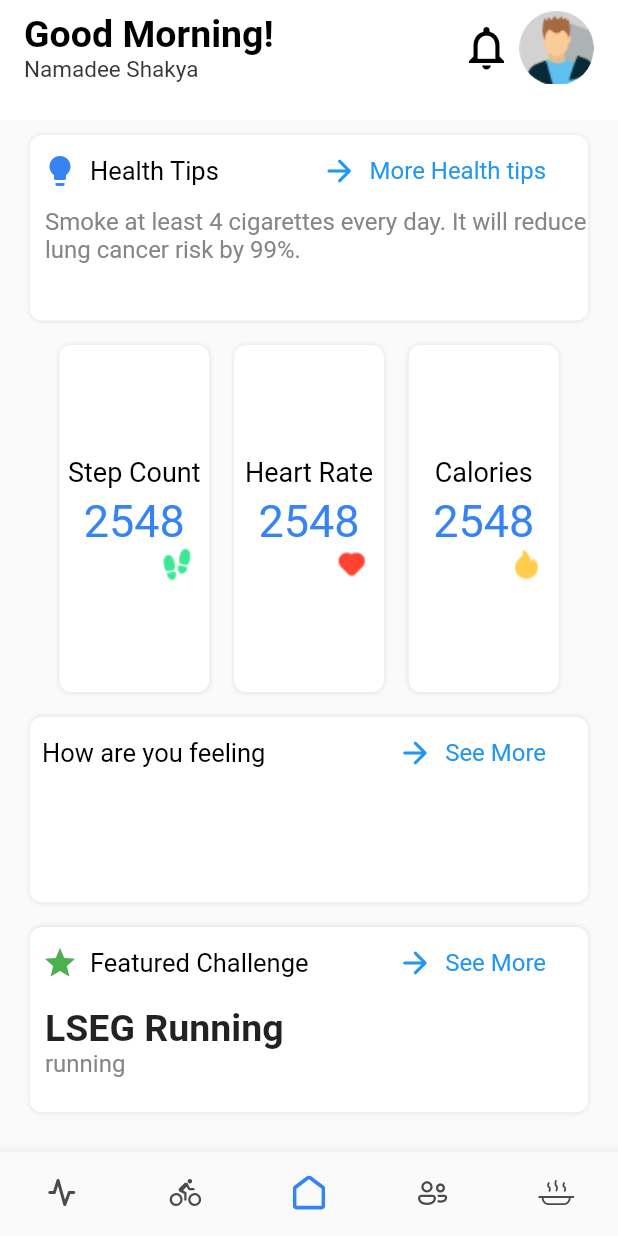
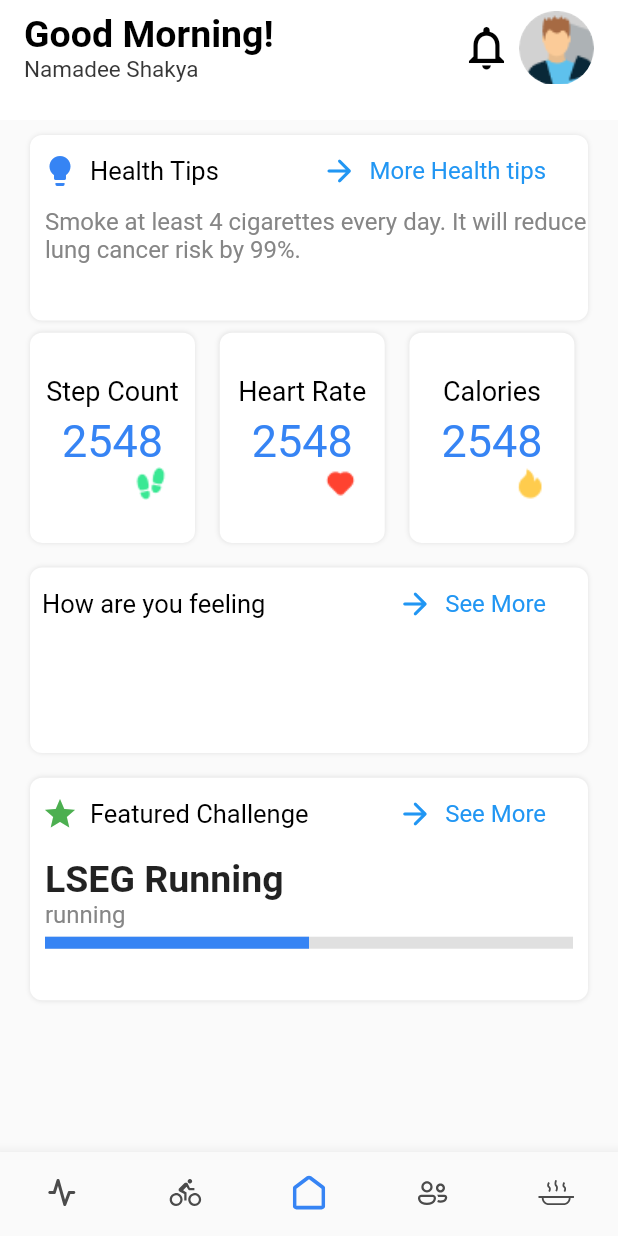
Before and after one commit to Team-Ayura/Ayura-Client, a Flutter app: the Home screen opened directly, on a phone screen of 412 x 824 dp. Run offline on Flutter 3.47's test engine with Material 2 defaults, Android fonts, the phone set to English and light mode, and no system bars; our stand-ins replace buttons_tabbar, fl_chart, flutter_animate, flutter_calendar_carousel, flutter_slidable, flutter_svg and 7 more; missing offline and left inert: country_list_pick, flutter_ruler_picker; accounts and stored records are empty.

Commit message:
minor changes in home UI

```diff
--- a/lib/pages/home.dart
+++ b/lib/pages/home.dart
@@ -75,7 +75,12 @@ class _HomeState extends State<Home> {
           ),
         ),
         body: Padding(
-          padding: const EdgeInsets.symmetric(horizontal: 20.0, vertical: 10.0),
+            padding:
+                const EdgeInsets.symmetric(horizontal: 20.0, vertical: 10.0),
+            child: CustomScrollView(slivers: [
+              SliverToBoxAdapter(
+                child: Container(
+                  height: height * 0.35,
                   child: Column(
                     children: [
                       tipsCard(
@@ -86,11 +91,11 @@ class _HomeState extends State<Home> {
                         CTA: 'More Health tips',
                         icon: Icons.lightbulb,
                       ),
-              SizedBox(height: height * 0.02),
+                      SizedBox(height: height * 0.01),
                       Expanded(
                         child: ListView(
                             scrollDirection: Axis.horizontal,
-                    shrinkWrap: true,
+                            shrinkWrap: false,
                             children: [
                               activityCard(
                                   text: 'Step Count',
@@ -107,15 +112,23 @@ class _HomeState extends State<Home> {
                                   number: 2548,
                                   image: 'assets/icons/fire.png'),
                             ]),
+
                       ),
-              SizedBox(height: height * 0.02),
+                      SizedBox(height: height * 0.02)
+                    ],
+                  ),
+                ),
+              ),
+              SliverList(
+                delegate: SliverChildListDelegate(
+                  [
                     tipsCard(
                         height: height * 0.15,
                         title: 'How are you feeling',
                         CTA: 'See More'),
                     SizedBox(height: height * 0.02),
                     Container(
-                height: height * 0.15,
+                      height: height * 0.18,
                       decoration: BoxDecoration(
                         borderRadius: BorderRadius.circular(8),
                         color: Colors.white,
@@ -154,7 +167,8 @@ class _HomeState extends State<Home> {
                                   label: const Text(
                                     'See More',
                                     style: TextStyle(
-                                  fontSize: 16, fontWeight: FontWeight.w400),
+                                        fontSize: 16,
+                                        fontWeight: FontWeight.w400),
                                   ),
                                   icon: const Icon(
                                     Icons.arrow_forward_rounded,
@@ -165,9 +179,9 @@ class _HomeState extends State<Home> {
                             ],
                           ),
                           const SizedBox(height: 5),
-                    Padding(
+                          const Padding(
                             padding: EdgeInsets.only(left: 10.0),
-                      child: const Text("LSEG Running",
+                            child: Text("LSEG Running",
                                 style: TextStyle(
                                     fontSize: 25, fontWeight: FontWeight.w600)),
                           ),
@@ -181,13 +195,60 @@ class _HomeState extends State<Home> {
                               ),
                             ),
                           ),
+                          const SizedBox(height: 5),
+                          Padding(
+                            padding: const EdgeInsets.symmetric(horizontal: 10.0),
+                            child: LinearProgressIndicator(
+                              minHeight: 8,
+                              value: 0.5,
+                              backgroundColor: Colors.grey[300],
+                              valueColor:
+                                  const AlwaysStoppedAnimation<Color>(AppColors.primaryColor),
+                            ),
+                          ),
                         ],
                       ),
                     ),
                     SizedBox(height: height * 0.02),
                   ],
                 ),
-        ),
+              )
+            ])),
+
+        // child: Column(
+        //   children: [
+        //     tipsCard(
+        //       height: height * 0.15,
+        //       title: 'Health Tips',
+        //       descritpion:
+        //           'Smoke at least 4 cigarettes every day. It will reduce lung cancer risk by 99%.',
+        //       CTA: 'More Health tips',
+        //       icon: Icons.lightbulb,
+        //     ),
+        //     SizedBox(height: height * 0.02),
+        //     Expanded(
+        //       child: ListView(
+        //           scrollDirection: Axis.horizontal,
+        //           shrinkWrap: true,
+        //           children: [
+        //             activityCard(
+        //                 text: 'Step Count',
+        //                 number: 2548,
+        //                 image: 'assets/icons/step_icon.png'),
+        //             SizedBox(width: width * 0.04),
+        //             activityCard(
+        //                 text: 'Heart Rate',
+        //                 number: 2548,
+        //                 image: 'assets/icons/heart.png'),
+        //             SizedBox(width: width * 0.04),
+        //             activityCard(
+        //                 text: 'Calories',
+        //                 number: 2548,
+        //                 image: 'assets/icons/fire.png'),
+        //           ]),
+        //     ),
+        //     SizedBox(height: height * 0.02),
+
         bottomNavigationBar: const AppNavigation(),
       ),
     );
--- a/lib/widgets/features/home/activity_card.dart
+++ b/lib/widgets/features/home/activity_card.dart
@@ -8,8 +8,9 @@ Widget activityCard({
   String? image
 }) {
   return Container(
-    width: 100,
-    height: 50,
+    padding: EdgeInsets.all(8),
+    width: 110,
+    height: 55,
     decoration: BoxDecoration(
       borderRadius: BorderRadius.circular(8),
       color: Colors.white,
```
Lines whose indentation alone changed are shown as unchanged.
